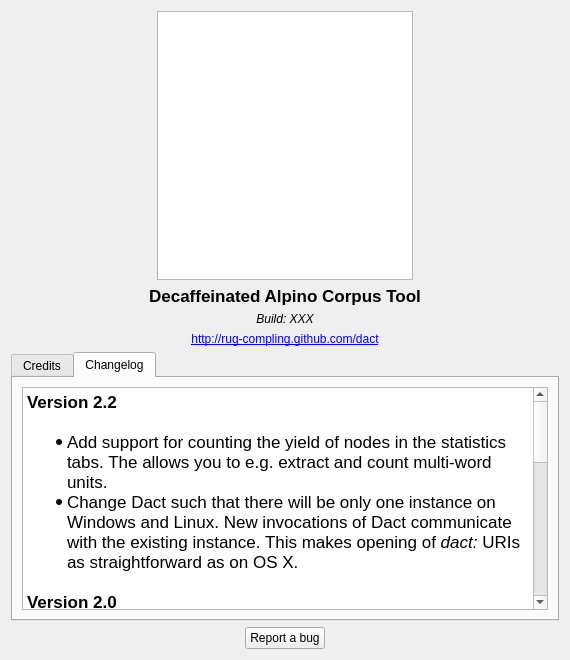
The window that ui/AboutWindow.ui (rug-compling/dact) describes before a commit, drawn with Qt 5.
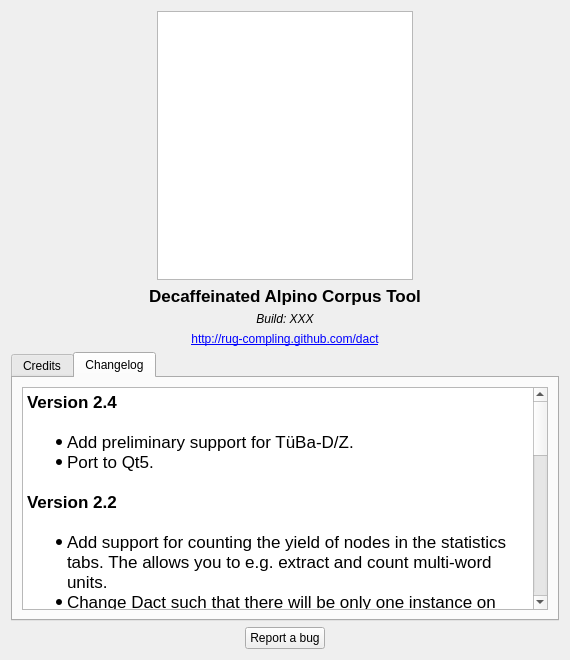
The same window after the commit. The open tabs and pages were chosen to show the change.

Commit message: Update about dialog.

```diff
--- a/ui/AboutWindow.ui
+++ b/ui/AboutWindow.ui
@@ -197,6 +197,11 @@
 &lt;html&gt;&lt;head&gt;&lt;meta name=&quot;qrichtext&quot; content=&quot;1&quot; /&gt;&lt;style type=&quot;text/css&quot;&gt;
 p, li { white-space: pre-wrap; }
 &lt;/style&gt;&lt;/head&gt;&lt;body style=&quot; font-family:'.Helvetica Neue DeskInterface'; font-size:13pt; font-weight:400; font-style:normal;&quot;&gt;
+&lt;p style=&quot; margin-top:0px; margin-bottom:0px; margin-left:0px; margin-right:0px; -qt-block-indent:0; text-indent:0px;&quot;&gt;&lt;span style=&quot; font-family:'Lucida Grande'; font-weight:600;&quot;&gt;Version 2.4&lt;/span&gt;&lt;/p&gt;
+&lt;p style=&quot;-qt-paragraph-type:empty; margin-top:0px; margin-bottom:0px; margin-left:0px; margin-right:0px; -qt-block-indent:0; text-indent:0px;&quot;&gt;&lt;br /&gt;&lt;/p&gt;
+&lt;ul style=&quot;margin-top: 0px; margin-bottom: 0px; margin-left: 0px; margin-right: 0px; -qt-list-indent: 1;&quot;&gt;&lt;li style=&quot; font-family:'Lucida Grande';&quot; style=&quot; margin-top:0px; margin-bottom:0px; margin-left:0px; margin-right:0px; -qt-block-indent:0; text-indent:0px;&quot;&gt;Add preliminary support for TüBa-D/Z.&lt;/li&gt;
+&lt;li style=&quot; font-family:'Lucida Grande';&quot; style=&quot; margin-top:0px; margin-bottom:0px; margin-left:0px; margin-right:0px; -qt-block-indent:0; text-indent:0px;&quot;&gt;Port to Qt5.&lt;/li&gt;&lt;/ul&gt;
+&lt;p style=&quot;-qt-paragraph-type:empty; margin-top:0px; margin-bottom:0px; margin-left:0px; margin-right:0px; -qt-block-indent:0; text-indent:0px;&quot;&gt;&lt;br /&gt;&lt;/p&gt;
 &lt;p style=&quot; margin-top:0px; margin-bottom:0px; margin-left:0px; margin-right:0px; -qt-block-indent:0; text-indent:0px;&quot;&gt;&lt;span style=&quot; font-family:'Lucida Grande'; font-weight:600;&quot;&gt;Version 2.2&lt;/span&gt;&lt;/p&gt;
 &lt;p style=&quot;-qt-paragraph-type:empty; margin-top:0px; margin-bottom:0px; margin-left:0px; margin-right:0px; -qt-block-indent:0; text-indent:0px; font-family:'Lucida Grande';&quot;&gt;&lt;br /&gt;&lt;/p&gt;
 &lt;ul style=&quot;margin-top: 0px; margin-bottom: 0px; margin-left: 0px; margin-right: 0px; -qt-list-indent: 1;&quot;&gt;&lt;li style=&quot; font-family:'Lucida Grande';&quot; style=&quot; margin-top:0px; margin-bottom:0px; margin-left:0px; margin-right:0px; -qt-block-indent:0; text-indent:0px;&quot;&gt;Add support for counting the yield of nodes in the statistics tabs. The allows you to e.g. extract and count multi-word units.&lt;/li&gt;
```
